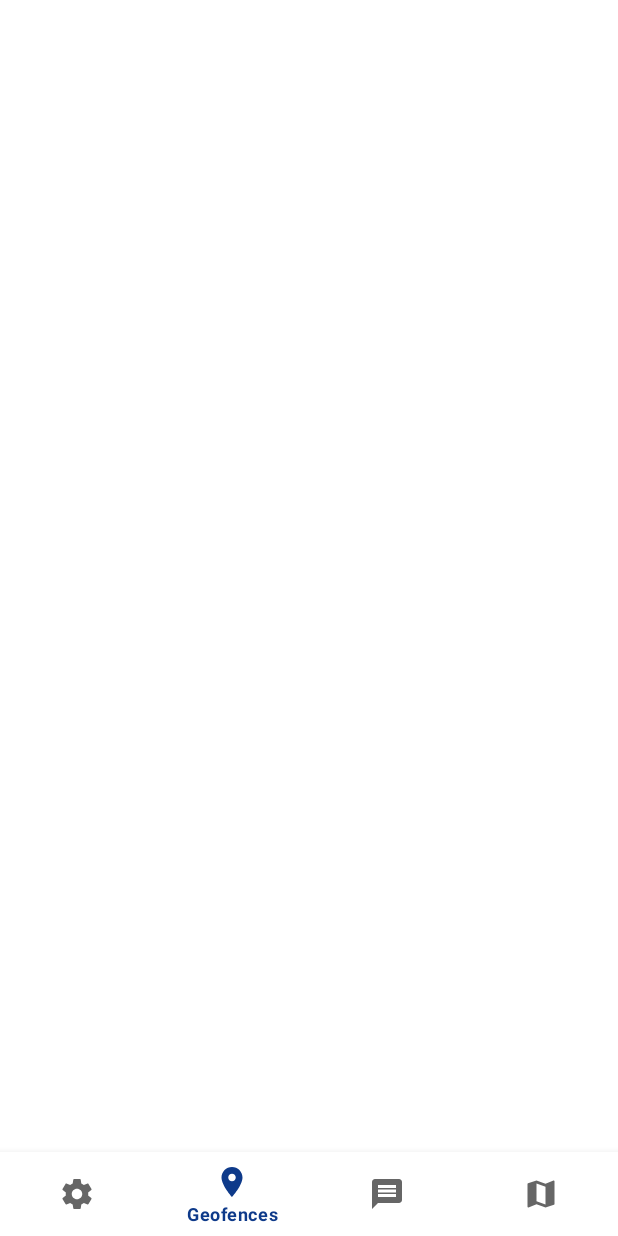
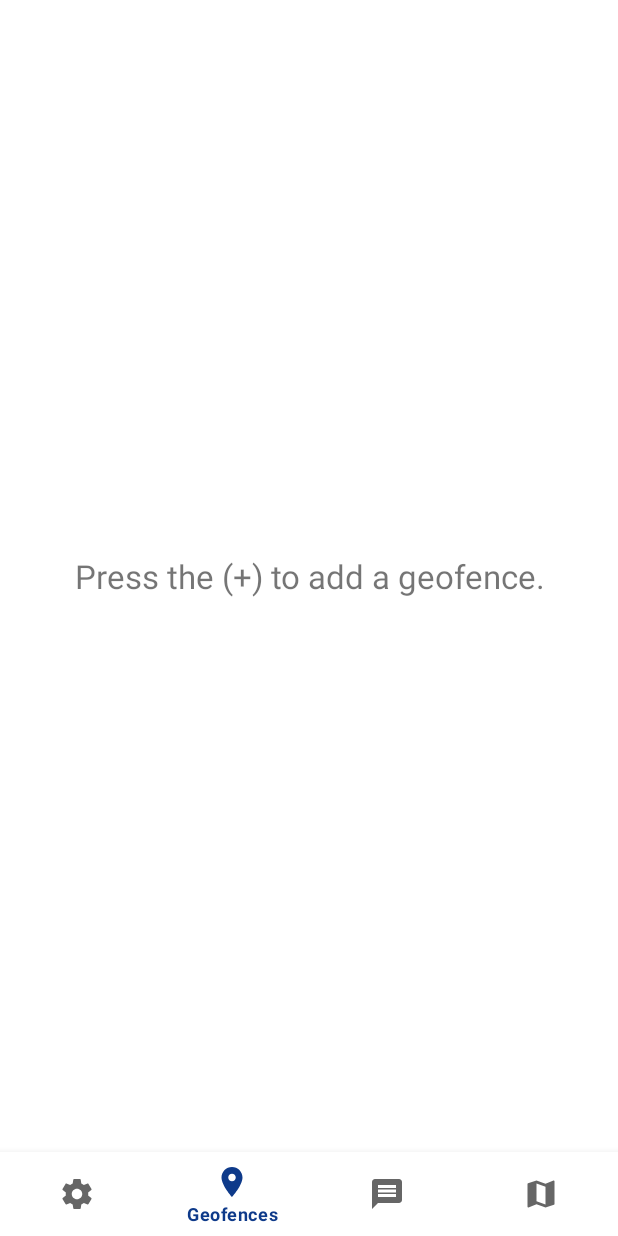
Before and after one commit to benjaminplee/riogeo, an Android app: the screen it shows after launch (MainActivity), on a phone screen of 412 x 824 dp. Before the commit the screen is almost empty. Run offline under Robolectric (Android 15) with nearby library versions, the phone set to English and light mode, and no system bars.

Commit message:
Working on first fragment

```diff
--- /dev/null
+++ b/app/src/main/java/yardspoon/riogeo/ui/GeofencesFragment.kt
@@ -0,0 +1,20 @@
+package yardspoon.riogeo.ui
+
+import android.os.Bundle
+import android.view.LayoutInflater
+import android.view.View
+import android.view.ViewGroup
+import androidx.fragment.app.Fragment
+import kotlinx.android.synthetic.main.fragment_geofences.*
+import yardspoon.riogeo.R
+
+class GeofencesFragment : Fragment() {
+
+    override fun onCreateView(inflater: LayoutInflater, container: ViewGroup?, savedInstanceState: Bundle?): View? {
+        return inflater.inflate(R.layout.fragment_geofences, container, false)
+    }
+
+    override fun onViewCreated(view: View, savedInstanceState: Bundle?) {
+        empty_message.visibility = View.VISIBLE
+    }
+}
--- a/app/src/main/java/yardspoon/riogeo/ui/MainActivity.kt
+++ b/app/src/main/java/yardspoon/riogeo/ui/MainActivity.kt
@@ -32,7 +32,10 @@ class MainActivity : AppCompatActivity() {
     }
 
     private fun showGeofencesScreen() {
-
+        supportFragmentManager
+                .beginTransaction()
+                .replace(R.id.screen_container, GeofencesFragment())
+                .commit()
     }
 
     private fun showEventsScreen() {
--- a/app/src/main/res/layout/activity_main.xml
+++ b/app/src/main/res/layout/activity_main.xml
@@ -4,7 +4,7 @@
     xmlns:tools="http://schemas.android.com/tools"
     android:layout_width="match_parent"
     android:layout_height="match_parent"
-    tools:context=".MainActivity">
+    tools:context=".ui.MainActivity">
 
     <FrameLayout
         android:id="@+id/screen_container"
--- /dev/null
+++ b/app/src/main/res/layout/fragment_geofences.xml
@@ -0,0 +1,24 @@
+<?xml version="1.0" encoding="utf-8"?>
+<FrameLayout xmlns:android="http://schemas.android.com/apk/res/android"
+    xmlns:tools="http://schemas.android.com/tools"
+    android:layout_width="match_parent"
+    android:layout_height="match_parent">
+
+    <androidx.recyclerview.widget.RecyclerView
+        android:id="@+id/geofences_list"
+        android:layout_width="match_parent"
+        android:layout_height="match_parent"
+        android:orientation="vertical" />
+
+    <TextView
+        android:id="@+id/empty_message"
+        android:layout_width="match_parent"
+        android:layout_height="wrap_content"
+        android:layout_gravity="center"
+        android:gravity="center"
+        android:text="Press the (+) to add a geofence."
+        android:textSize="22sp"
+        android:visibility="gone"
+        tools:visibility="visible" />
+
+</FrameLayout>
```
